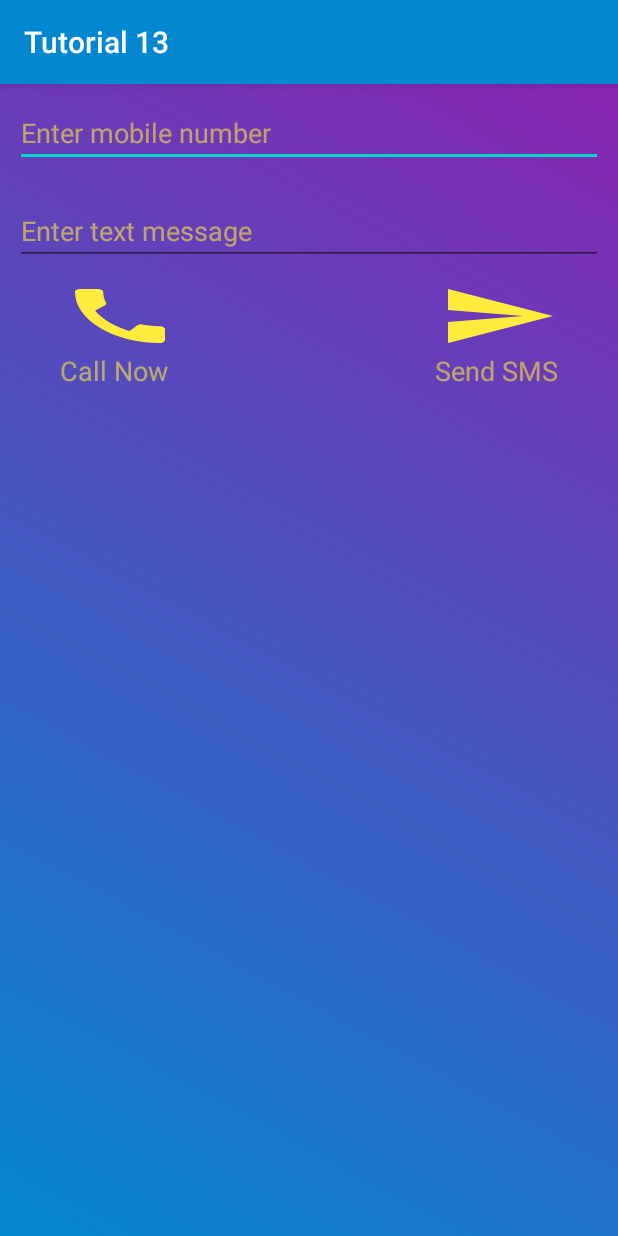
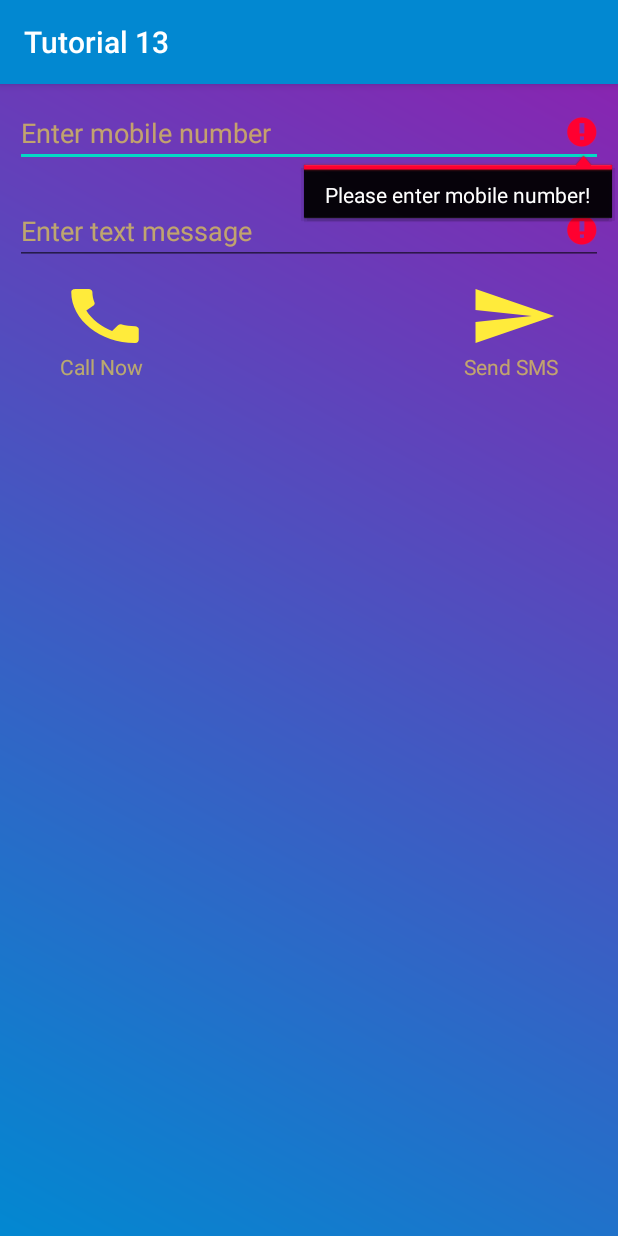
Before and after one commit to TheChiragRathod/Android_Tutorial_13, an Android app: the screen it shows after launch (MainActivity), after a tap on an icon or button, on a phone screen of 412 x 824 dp. Run offline under Robolectric (Android 15) with nearby library versions, the phone set to English and light mode, and no system bars; 1 other tap on this screen came first.

Commit message:
added validation in MainActivity.java file

```diff
--- a/app/src/main/java/com/chirag/tutorial13/MainActivity.java
+++ b/app/src/main/java/com/chirag/tutorial13/MainActivity.java
@@ -32,6 +32,12 @@ public class MainActivity extends AppCompatActivity {
 
     public void btnCall(View view)
     {
+        if(editTextNumber.getText().toString().isEmpty()) {
+            editTextNumber.requestFocus();
+            editTextNumber.setError("Please enter mobile number!");
+            return;
+        }
+
         if(isCallPermissionAllowed())
         {
             doCall();
@@ -40,6 +46,21 @@ public class MainActivity extends AppCompatActivity {
 
     public void btnMessage(View view)
     {
+        boolean result=true;
+        if(editTextMessage.getText().toString().isEmpty()) {
+            editTextMessage.requestFocus();
+            editTextMessage.setError("Please enter message!");
+            result=false;
+
+        }
+        if(editTextNumber.getText().toString().isEmpty()) {
+            editTextNumber.requestFocus();
+            editTextNumber.setError("Please enter mobile number!");
+            result=false;
+        }
+
+        if(result==false)
+            return;
         if(isSMSPermissionAllowed())
         {
             doMessage();
@@ -47,10 +68,6 @@ public class MainActivity extends AppCompatActivity {
 
     }
 
-    public void btnMessage(View view)
-    {
-
-    }
 
     private boolean isCallPermissionAllowed()
     {
--- a/app/src/main/res/layout/activity_main.xml
+++ b/app/src/main/res/layout/activity_main.xml
@@ -45,7 +45,7 @@
 
             <Button
                 android:id="@+id/btnCall"
-                android:layout_width="80dp"
+                android:layout_width="60dp"
                 android:layout_height="wrap_content"
                 android:layout_alignParentLeft="true"
                 android:layout_marginLeft="40dp"
@@ -54,7 +54,7 @@
 
             <Button
                 android:id="@+id/btnSMS"
-                android:layout_width="80dp"
+                android:layout_width="60dp"
                 android:layout_height="wrap_content"
 
                 android:layout_alignParentRight="true"
@@ -76,7 +76,7 @@
                 android:layout_marginLeft="40dp"
                 android:text="Call Now"
                 android:textColor="@color/colorTextHidden"
-                android:textSize="18sp" />
+                android:textSize="14sp" />
 
             <TextView
                 android:id="@+id/textView9"
@@ -86,7 +86,7 @@
                 android:layout_marginRight="40dp"
                 android:text="Send SMS"
                 android:textColor="@color/colorTextHidden"
-                android:textSize="18sp" />
+                android:textSize="14sp" />
         </RelativeLayout>
 
     </LinearLayout>
```
